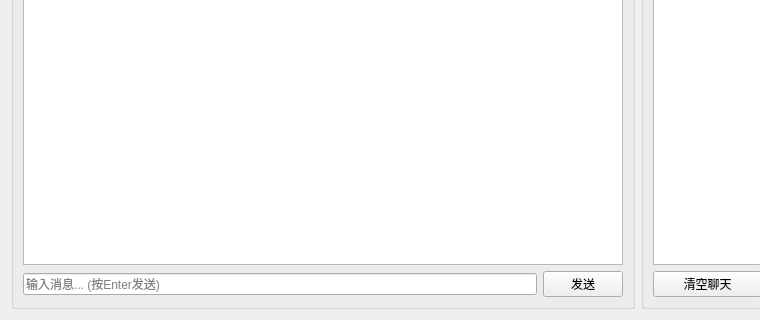
First picture: the form in src/LANChat-Client/widget.ui, repository kivinjones4-pixel/LANChatSys, before the edit; both pictures show x 0 to 760 and y 380 to 700 of the 900 by 700 pixel window.
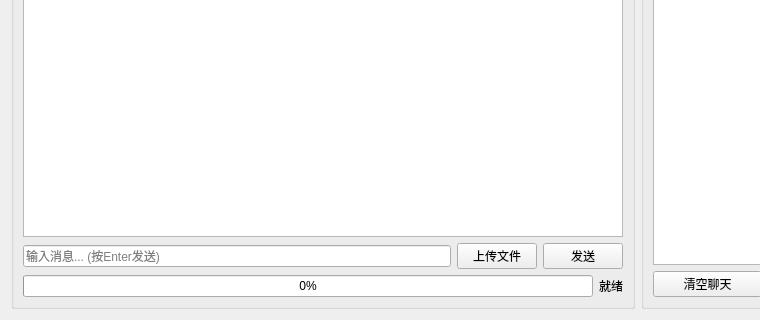
Second picture: the form after the edit.

Diff of the .ui file:
```diff
--- a/src/LANChat-Client/widget.ui
+++ b/src/LANChat-Client/widget.ui
@@ -133,6 +133,17 @@
             </property>
            </widget>
           </item>
+          <item>
+           <widget class="QPushButton" name="uploadButton">
+            <property name="text">
+             <string>上传文件</string>
+            </property>
+            <!--<property name="icon">
+             <iconset>
+              <normaloff>:/icons/upload.png</normaloff>:/icons/upload.png</iconset>
+            </property>-->
+           </widget>
+          </item>
           <item>
            <widget class="QPushButton" name="sendButton">
             <property name="text">
@@ -142,6 +153,24 @@
           </item>
          </layout>
         </item>
+        <item>
+         <layout class="QHBoxLayout" name="horizontalLayout_6">
+          <item>
+           <widget class="QProgressBar" name="uploadProgressBar">
+            <property name="value">
+             <number>0</number>
+            </property>
+           </widget>
+          </item>
+          <item>
+           <widget class="QLabel" name="uploadStatusLabel">
+            <property name="text">
+             <string>就绪</string>
+            </property>
+           </widget>
+          </item>
+         </layout>
+        </item>
        </layout>
       </widget>
      </item>
```
